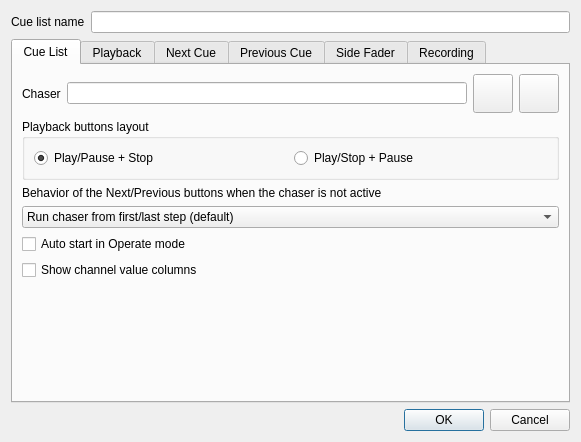
filipolszewsk/qlcplus, file ui/src/virtualconsole/vccuelistproperties.ui: the form before one commit.
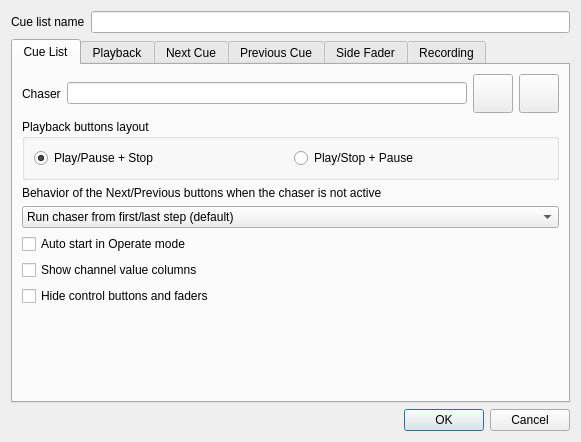
The form after the commit. Icons and pictures are not drawn.

Commit message:
Add EFX JSON settings copy/paste, VCCueList rename action, and hide buttons option
- EFX: add applySettingsFromJson() for copy/pasting EFX settings between functions,
  including fixture group column modes and pattern parameters
- FunctionManager: extend paste-settings to handle EFX type in addition to RGBMatrix
- VCCueList: add rename button/key sequence for inline cue renaming,
  add HideButtons option to hide transport toolbar buttons via properties UI

Diff of the .ui file:
```diff
--- a/ui/src/virtualconsole/vccuelistproperties.ui
+++ b/ui/src/virtualconsole/vccuelistproperties.ui
@@ -179,6 +179,16 @@
         </widget>
        </item>
        <item row="6" column="0" colspan="4">
+        <widget class="QCheckBox" name="m_hideButtonsCheck">
+         <property name="text">
+          <string>Hide control buttons and faders</string>
+         </property>
+         <property name="toolTip">
+          <string>Hide the playback buttons, progress bar and side fader. Buttons remain functional via external input mappings.</string>
+         </property>
+        </widget>
+       </item>
+       <item row="7" column="0" colspan="4">
         <spacer name="verticalSpacer">
          <property name="orientation">
           <enum>Qt::Vertical</enum>
```
Left out of the diff: 3 changed lines with no effect on the pictures. The commit also changes 8 other files.
